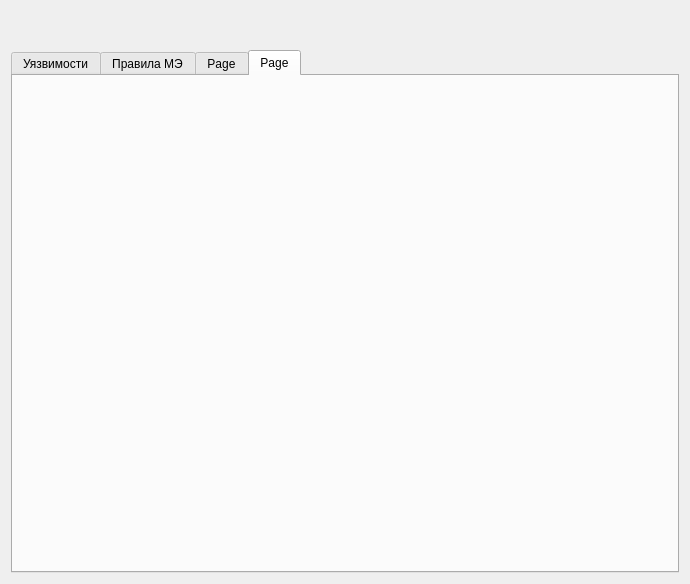
First picture: the form in main_window.ui, repository Begzi/Dis, before the edit.
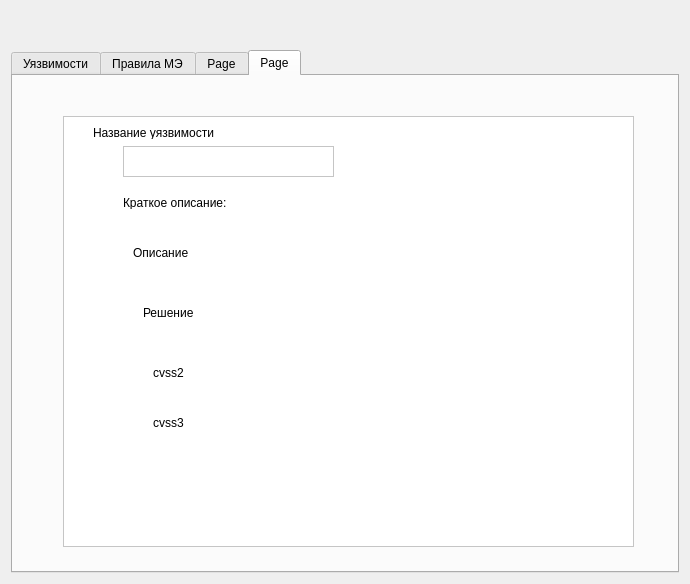
Second picture: the form after the edit. The open tabs and pages were chosen to show the change.

Commit message: savebtn. error with execute 473

The edit to the form file:
```diff
--- a/main_window.ui
+++ b/main_window.ui
@@ -207,6 +207,113 @@
       <attribute name="title">
        <string>Page</string>
       </attribute>
+      <widget class="QFrame" name="frame">
+       <property name="geometry">
+        <rect>
+         <x>50</x>
+         <y>40</y>
+         <width>571</width>
+         <height>431</height>
+        </rect>
+       </property>
+       <property name="styleSheet">
+        <string notr="true">background-color: rgb(255, 255, 255);</string>
+       </property>
+       <property name="frameShape">
+        <enum>QFrame::StyledPanel</enum>
+       </property>
+       <property name="frameShadow">
+        <enum>QFrame::Raised</enum>
+       </property>
+       <widget class="QLabel" name="shortDescription_4">
+        <property name="geometry">
+         <rect>
+          <x>60</x>
+          <y>80</y>
+          <width>287</width>
+          <height>13</height>
+         </rect>
+        </property>
+        <property name="text">
+         <string>Краткое описание:</string>
+        </property>
+       </widget>
+       <widget class="QLabel" name="description_4">
+        <property name="geometry">
+         <rect>
+          <x>70</x>
+          <y>130</y>
+          <width>287</width>
+          <height>13</height>
+         </rect>
+        </property>
+        <property name="text">
+         <string>Описание</string>
+        </property>
+       </widget>
+       <widget class="QLabel" name="nameVul_4">
+        <property name="geometry">
+         <rect>
+          <x>30</x>
+          <y>10</y>
+          <width>287</width>
+          <height>13</height>
+         </rect>
+        </property>
+        <property name="text">
+         <string>Название уязвимости</string>
+        </property>
+       </widget>
+       <widget class="QLabel" name="cvss2_4">
+        <property name="geometry">
+         <rect>
+          <x>90</x>
+          <y>250</y>
+          <width>287</width>
+          <height>13</height>
+         </rect>
+        </property>
+        <property name="text">
+         <string>cvss2</string>
+        </property>
+       </widget>
+       <widget class="QLabel" name="cvss3_4">
+        <property name="geometry">
+         <rect>
+          <x>90</x>
+          <y>300</y>
+          <width>287</width>
+          <height>13</height>
+         </rect>
+        </property>
+        <property name="text">
+         <string>cvss3</string>
+        </property>
+       </widget>
+       <widget class="QLabel" name="solution_4">
+        <property name="geometry">
+         <rect>
+          <x>80</x>
+          <y>190</y>
+          <width>287</width>
+          <height>13</height>
+         </rect>
+        </property>
+        <property name="text">
+         <string>Решение</string>
+        </property>
+       </widget>
+       <widget class="QTextEdit" name="textEdit_2">
+        <property name="geometry">
+         <rect>
+          <x>60</x>
+          <y>30</y>
+          <width>211</width>
+          <height>31</height>
+         </rect>
+        </property>
+       </widget>
+      </widget>
      </widget>
     </widget>
    </item>
```
Left out of the diff: 56 changed lines with no effect on the pictures. Lines whose indentation alone changed are shown as unchanged. The commit also changes 2 other files.
